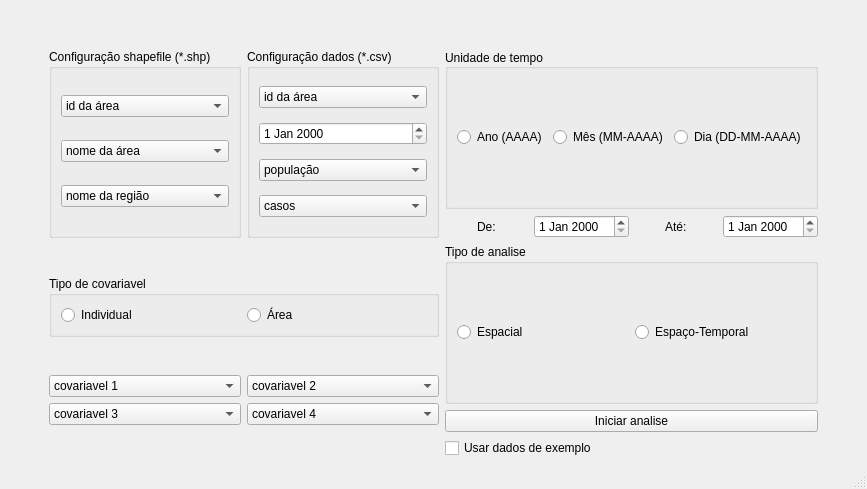
Qt form GUI/layouts/analysis.ui (rodriguesmsb/pyBIS) before a commit.
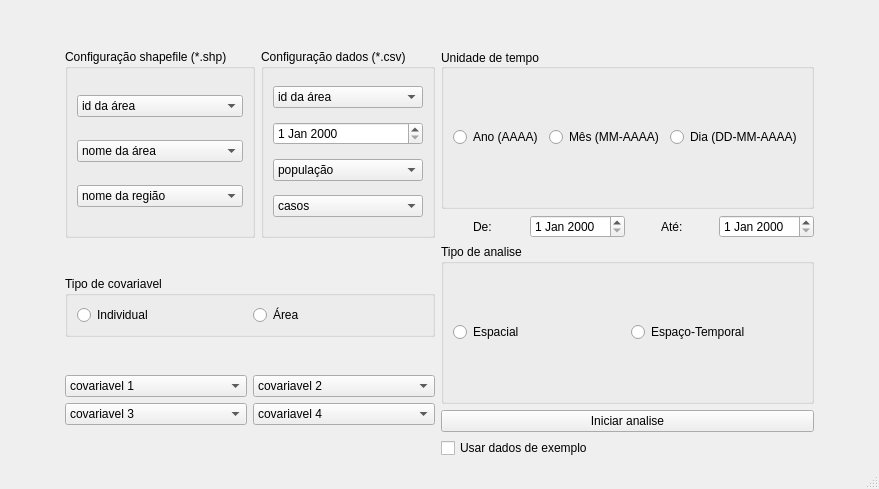
The same form after that commit. Icons and pictures are not drawn.

Commit message: add espaçadores

Diff of the .ui file:
```diff
--- a/GUI/layouts/analysis.ui
+++ b/GUI/layouts/analysis.ui
@@ -6,7 +6,7 @@
    <rect>
     <x>0</x>
     <y>0</y>
-    <width>867</width>
+    <width>879</width>
     <height>489</height>
    </rect>
   </property>
@@ -19,7 +19,88 @@
   </property>
   <widget class="QWidget" name="centralwidget">
    <layout class="QGridLayout" name="gridLayout">
-    <item row="4" column="3">
+    <item row="1" column="0">
+     <spacer name="horizontalSpacer">
+      <property name="orientation">
+       <enum>Qt::Horizontal</enum>
+      </property>
+      <property name="sizeType">
+       <enum>QSizePolicy::Preferred</enum>
+      </property>
+      <property name="sizeHint" stdset="0">
+       <size>
+        <width>40</width>
+        <height>20</height>
+       </size>
+      </property>
+     </spacer>
+    </item>
+    <item row="1" column="4">
+     <widget class="QGroupBox" name="horizontalGroupBox_7">
+      <property name="title">
+       <string>Unidade de tempo</string>
+      </property>
+      <property name="alignment">
+       <set>Qt::AlignJustify|Qt::AlignVCenter</set>
+      </property>
+      <layout class="QHBoxLayout" name="horizontalLayout_8">
+       <item>
+        <widget class="QRadioButton" name="radioButton_5">
+         <property name="text">
+          <string>Ano (AAAA)</string>
+         </property>
+        </widget>
+       </item>
+       <item>
+        <widget class="QRadioButton" name="radioButton_4">
+         <property name="text">
+          <string>Mês (MM-AAAA)</string>
+         </property>
+        </widget>
+       </item>
+       <item>
+        <widget class="QRadioButton" name="radioButton_3">
+         <property name="text">
+          <string>Dia (DD-MM-AAAA)</string>
+         </property>
+        </widget>
+       </item>
+      </layout>
+     </widget>
+    </item>
+    <item row="0" column="2">
+     <spacer name="verticalSpacer">
+      <property name="orientation">
+       <enum>Qt::Vertical</enum>
+      </property>
+      <property name="sizeType">
+       <enum>QSizePolicy::Preferred</enum>
+      </property>
+      <property name="sizeHint" stdset="0">
+       <size>
+        <width>20</width>
+        <height>40</height>
+       </size>
+      </property>
+     </spacer>
+    </item>
+    <item row="1" column="1">
+     <spacer name="horizontalSpacer_5">
+      <property name="orientation">
+       <enum>Qt::Horizontal</enum>
+      </property>
+      <property name="sizeType">
+       <enum>QSizePolicy::Preferred</enum>
+      </property>
+      <property name="sizeHint" stdset="0">
+       <size>
+        <width>40</width>
+        <height>20</height>
+       </size>
+      </property>
+     </spacer>
+    </item>
+    <item row="4" column="4">
      <layout class="QVBoxLayout" name="verticalLayout_5">
       <item>
        <widget class="QPushButton" name="pushButton_2">
@@ -37,7 +118,165 @@
       </item>
      </layout>
     </item>
-    <item row="3" column="1" rowspan="2" colspan="2">
+    <item row="2" column="4">
+     <layout class="QHBoxLayout" name="horizontalLayout_9">
+      <item alignment="Qt::AlignHCenter">
+       <widget class="QLabel" name="label">
+        <property name="text">
+         <string>De:</string>
+        </property>
+       </widget>
+      </item>
+      <item>
+       <widget class="QDateEdit" name="dateEdit_2"/>
+      </item>
+      <item alignment="Qt::AlignHCenter">
+       <widget class="QLabel" name="label_2">
+        <property name="text">
+         <string>Até:</string>
+        </property>
+       </widget>
+      </item>
+      <item>
+       <widget class="QDateEdit" name="dateEdit_3"/>
+      </item>
+     </layout>
+    </item>
+    <item row="1" column="3" rowspan="2">
+     <widget class="QGroupBox" name="verticalGroupBox_2">
+      <property name="title">
+       <string>Configuração dados (*.csv)</string>
+      </property>
+      <layout class="QVBoxLayout" name="verticalLayout_2">
+       <item>
+        <widget class="QComboBox" name="comboBox_4">
+         <item>
+          <property name="text">
+           <string>id da área</string>
+          </property>
+         </item>
+        </widget>
+       </item>
+       <item>
+        <widget class="QDateEdit" name="dateEdit"/>
+       </item>
+       <item>
+        <widget class="QComboBox" name="comboBox_5">
+         <item>
+          <property name="text">
+           <string>população</string>
+          </property>
+         </item>
+        </widget>
+       </item>
+       <item>
+        <widget class="QComboBox" name="comboBox_6">
+         <item>
+          <property name="text">
+           <string>casos</string>
+          </property>
+         </item>
+        </widget>
+       </item>
+      </layout>
+     </widget>
+    </item>
+    <item row="1" column="2" rowspan="2">
+     <widget class="QGroupBox" name="verticalGroupBox">
+      <property name="title">
+       <string>Configuração shapefile (*.shp)</string>
+      </property>
+      <layout class="QVBoxLayout" name="verticalLayout">
+       <item>
+        <widget class="QComboBox" name="comboBox">
+         <item>
+          <property name="text">
+           <string>id da área</string>
+          </property>
+         </item>
+        </widget>
+       </item>
+       <item>
+        <widget class="QComboBox" name="comboBox_2">
+         <item>
+          <property name="text">
+           <string>nome da área</string>
+          </property>
+         </item>
+        </widget>
+       </item>
+       <item>
+        <widget class="QComboBox" name="comboBox_3">
+         <item>
+          <property name="text">
+           <string>nome da região</string>
+          </property>
+         </item>
+        </widget>
+       </item>
+      </layout>
+     </widget>
+    </item>
+    <item row="1" column="6">
+     <spacer name="horizontalSpacer_4">
+      <property name="orientation">
+       <enum>Qt::Horizontal</enum>
+      </property>
+      <property name="sizeType">
+       <enum>QSizePolicy::Preferred</enum>
+      </property>
+      <property name="sizeHint" stdset="0">
+       <size>
+        <width>40</width>
+        <height>20</height>
+       </size>
+      </property>
+     </spacer>
+    </item>
+    <item row="1" column="5">
+     <spacer name="horizontalSpacer_2">
+      <property name="orientation">
+       <enum>Qt::Horizontal</enum>
+      </property>
+      <property name="sizeType">
+       <enum>QSizePolicy::Preferred</enum>
+      </property>
+      <property name="sizeHint" stdset="0">
+       <size>
+        <width>40</width>
+        <height>20</height>
+       </size>
+      </property>
+     </spacer>
+    </item>
+    <item row="3" column="4">
+     <layout class="QHBoxLayout" name="horizontalLayout_11">
+      <item>
+       <widget class="QGroupBox" name="horizontalGroupBox_8">
+        <property name="title">
+         <string>Tipo de analise</string>
+        </property>
+        <layout class="QHBoxLayout" name="horizontalLayout_10">
+         <item>
+          <widget class="QRadioButton" name="radioButton_6">
+           <property name="text">
+            <string>Espacial</string>
+           </property>
+          </widget>
+         </item>
+         <item>
+          <widget class="QRadioButton" name="radioButton_7">
+           <property name="text">
+            <string>Espaço-Temporal</string>
+           </property>
+          </widget>
+         </item>
+        </layout>
+       </widget>
+      </item>
+     </layout>
+    </item>
+    <item row="3" column="2" rowspan="2" colspan="2">
      <layout class="QVBoxLayout" name="verticalLayout_4">
       <item>
        <widget class="QGroupBox" name="horizontalGroupBox_5">
@@ -121,213 +360,6 @@
       </item>
      </layout>
     </item>
-    <item row="1" column="3">
-     <widget class="QGroupBox" name="horizontalGroupBox_7">
-      <property name="title">
-       <string>Unidade de tempo</string>
-      </property>
-      <property name="alignment">
-       <set>Qt::AlignJustify|Qt::AlignVCenter</set>
-      </property>
-      <layout class="QHBoxLayout" name="horizontalLayout_8">
-       <item>
-        <widget class="QRadioButton" name="radioButton_5">
-         <property name="text">
-          <string>Ano (AAAA)</string>
-         </property>
-        </widget>
-       </item>
-       <item>
-        <widget class="QRadioButton" name="radioButton_4">
-         <property name="text">
-          <string>Mês (MM-AAAA)</string>
-         </property>
-        </widget>
-       </item>
-       <item>
-        <widget class="QRadioButton" name="radioButton_3">
-         <property name="text">
-          <string>Dia (DD-MM-AAAA)</string>
-         </property>
-        </widget>
-       </item>
-      </layout>
-     </widget>
-    </item>
-    <item row="1" column="4">
-     <spacer name="horizontalSpacer_2">
-      <property name="orientation">
-       <enum>Qt::Horizontal</enum>
-      </property>
-      <property name="sizeType">
-       <enum>QSizePolicy::Preferred</enum>
-      </property>
-      <property name="sizeHint" stdset="0">
-       <size>
-        <width>40</width>
-        <height>20</height>
-       </size>
-      </property>
-     </spacer>
-    </item>
-    <item row="3" column="3">
-     <layout class="QHBoxLayout" name="horizontalLayout_11">
-      <item>
-       <widget class="QGroupBox" name="horizontalGroupBox_8">
-        <property name="title">
-         <string>Tipo de analise</string>
-        </property>
-        <layout class="QHBoxLayout" name="horizontalLayout_10">
-         <item>
-          <widget class="QRadioButton" name="radioButton_6">
-           <property name="text">
-            <string>Espacial</string>
-           </property>
-          </widget>
-         </item>
-         <item>
-          <widget class="QRadioButton" name="radioButton_7">
-           <property name="text">
-            <string>Espaço-Temporal</string>
-           </property>
-          </widget>
-         </item>
-        </layout>
-       </widget>
-      </item>
-     </layout>
-    </item>
-    <item row="1" column="2" rowspan="2">
-     <widget class="QGroupBox" name="verticalGroupBox_2">
-      <property name="title">
-       <string>Configuração dados (*.csv)</string>
-      </property>
-      <layout class="QVBoxLayout" name="verticalLayout_2">
-       <item>
-        <widget class="QComboBox" name="comboBox_4">
-         <item>
-          <property name="text">
-           <string>id da área</string>
-          </property>
-         </item>
-        </widget>
-       </item>
-       <item>
-        <widget class="QDateEdit" name="dateEdit"/>
-       </item>
-       <item>
-        <widget class="QComboBox" name="comboBox_5">
-         <item>
-          <property name="text">
-           <string>população</string>
-          </property>
-         </item>
-        </widget>
-       </item>
-       <item>
-        <widget class="QComboBox" name="comboBox_6">
-         <item>
-          <property name="text">
-           <string>casos</string>
-          </property>
-         </item>
-        </widget>
-       </item>
-      </layout>
-     </widget>
-    </item>
-    <item row="1" column="1" rowspan="2">
-     <widget class="QGroupBox" name="verticalGroupBox">
-      <property name="title">
-       <string>Configuração shapefile (*.shp)</string>
-      </property>
-      <layout class="QVBoxLayout" name="verticalLayout">
-       <item>
-        <widget class="QComboBox" name="comboBox">
-         <item>
-          <property name="text">
-           <string>id da área</string>
-          </property>
-         </item>
-        </widget>
-       </item>
-       <item>
-        <widget class="QComboBox" name="comboBox_2">
-         <item>
-          <property name="text">
-           <string>nome da área</string>
-          </property>
-         </item>
-        </widget>
-       </item>
-       <item>
-        <widget class="QComboBox" name="comboBox_3">
-         <item>
-          <property name="text">
-           <string>nome da região</string>
-          </property>
-         </item>
-        </widget>
-       </item>
-      </layout>
-     </widget>
-    </item>
-    <item row="0" column="1">
-     <spacer name="verticalSpacer">
-      <property name="orientation">
-       <enum>Qt::Vertical</enum>
-      </property>
-      <property name="sizeType">
-       <enum>QSizePolicy::Preferred</enum>
-      </property>
-      <property name="sizeHint" stdset="0">
-       <size>
-        <width>20</width>
-        <height>40</height>
-       </size>
-      </property>
-     </spacer>
-    </item>
-    <item row="1" column="0">
-     <spacer name="horizontalSpacer">
-      <property name="orientation">
-       <enum>Qt::Horizontal</enum>
-      </property>
-      <property name="sizeType">
-       <enum>QSizePolicy::Preferred</enum>
-      </property>
-      <property name="sizeHint" stdset="0">
-       <size>
-        <width>40</width>
-        <height>20</height>
-       </size>
-      </property>
-     </spacer>
-    </item>
-    <item row="2" column="3">
-     <layout class="QHBoxLayout" name="horizontalLayout_9">
-      <item alignment="Qt::AlignHCenter">
-       <widget class="QLabel" name="label">
-        <property name="text">
-         <string>De:</string>
-        </property>
-       </widget>
-      </item>
-      <item>
-       <widget class="QDateEdit" name="dateEdit_2"/>
-      </item>
-      <item alignment="Qt::AlignHCenter">
-       <widget class="QLabel" name="label_2">
-        <property name="text">
-         <string>Até:</string>
-        </property>
-       </widget>
-      </item>
-      <item>
-       <widget class="QDateEdit" name="dateEdit_3"/>
-      </item>
-     </layout>
-    </item>
    </layout>
   </widget>
   <widget class="QStatusBar" name="statusbar"/>
```
